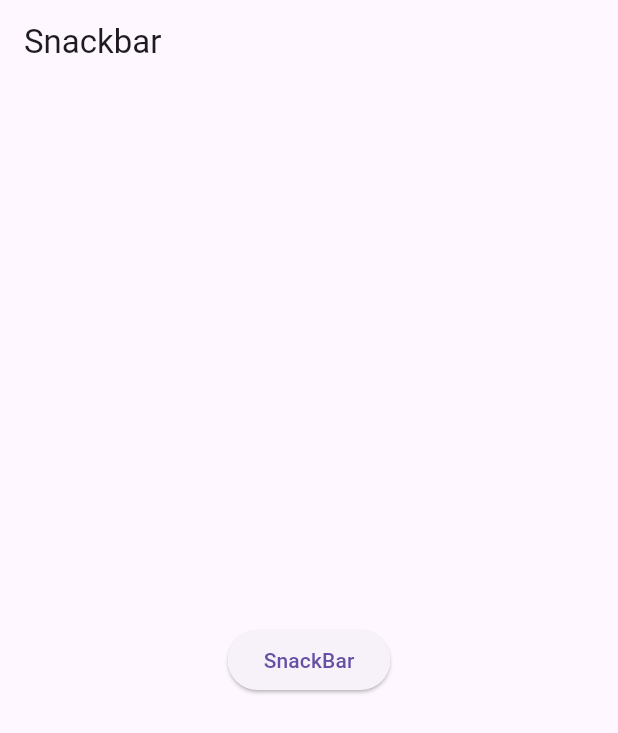
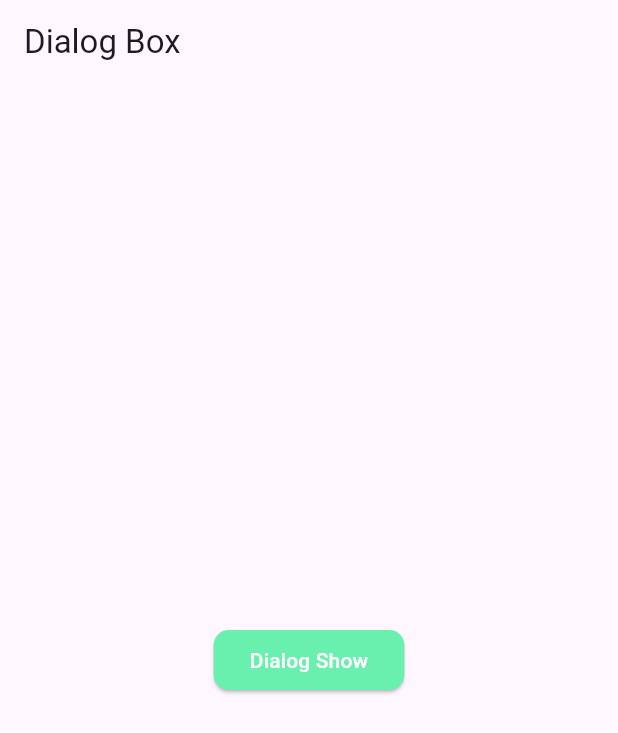
Before and after one commit to zakir1999/GETx, a Flutter app: the screen it shows after launch, on a phone screen of 412 x 824 dp. Shown: the top 733 px of the screen. Run offline on Flutter 3.47's test engine with Material 3 defaults, Android fonts, the phone set to English and light mode, and no system bars; our stand-ins replace get; missing offline and left inert: raised_buttons.

Commit message:
Dialog box

```diff
--- /dev/null
+++ b/lib/Packages/dialog.dart
@@ -0,0 +1,87 @@
+import 'package:flutter/material.dart';
+import 'package:get/get.dart';
+import 'package:raised_buttons/raised_buttons.dart';
+
+class dialog extends StatelessWidget {
+  const dialog({super.key});
+
+  @override
+  Widget build(BuildContext context) {
+    return GetMaterialApp(
+      title: "Dialog Box",
+      home: Scaffold(
+        appBar: AppBar(
+          title: Text("Dialog Box"),
+        ),
+        body: Center(
+          child: Column(
+            mainAxisAlignment: MainAxisAlignment.center,
+            crossAxisAlignment: CrossAxisAlignment.center,
+            children: [
+              ElevatedButton(
+                style: ElevatedButton.styleFrom(
+                  backgroundColor: Colors.greenAccent,
+                  foregroundColor: Colors.white,
+                  shape: RoundedRectangleBorder(
+                    borderRadius: BorderRadius.circular(10.0)
+                  ),
+                ),
+                onPressed: () {
+                  // Get.defaultDialog();
+                  Get.defaultDialog(
+                    title: "Dialog Title",
+                    titleStyle: TextStyle(fontSize: 25.0),
+                    middleText: "This is middle text of dialog box",
+                    middleTextStyle: TextStyle(fontSize: 20.0),
+                    backgroundColor: Colors.grey,
+                    radius: 10.0,
+                    //To customize the middle text
+                    content: Row(
+                      children: [
+                        CircularProgressIndicator(),
+                        SizedBox(
+                          width: 16,
+                        ),
+                        Expanded(
+                          child: Text("Data are loading"),
+                        ),
+                      ],
+                    ),
+
+                    //Default cancel and confirm action
+                    textCancel: "Cancel",
+                    cancelTextColor: Colors.white,
+                    textConfirm: "Confirm",
+                    confirmTextColor: Colors.white,
+                    onCancel: () {
+                      print("Cancel button click");
+                    },
+
+                    onConfirm: () {
+                      print("Confirm button clicked");
+                    },
+                    buttonColor: Colors.green,
+                      //Override the default cancel and confirm button
+                    cancel: Text(
+                      "Cancel",
+                      style: TextStyle(color: Colors.white),
+                    ),
+                    confirm: Text("Confirm",style: TextStyle(color: Colors.white),),
+                    actions: [
+                      ElevatedButton(onPressed: (){
+                        Get.back();
+                      }, child: Text("Act-1")),
+                      ElevatedButton(onPressed: (){} , child: Text("Act-2"))
+                    ],
+                    barrierDismissible: true,
+                  );
+                },
+                child: Text("Dialog Show"),
+              )
+            ],
+          ),
+        ),
+      ),
+    );
+  }
+}
--- a/lib/main.dart
+++ b/lib/main.dart
@@ -1,4 +1,5 @@
 import 'package:flutter/material.dart';
+import 'package:getx/Packages/dialog.dart';
 
 import 'Packages/showing snackbar.dart';
 
@@ -18,7 +19,7 @@ class MyApp extends StatelessWidget {
         colorScheme: ColorScheme.fromSeed(seedColor: Colors.deepPurple),
         useMaterial3: true,
       ),
-      home: showsnackbar(),
+      home: dialog(),
     );
   }
 }
```
